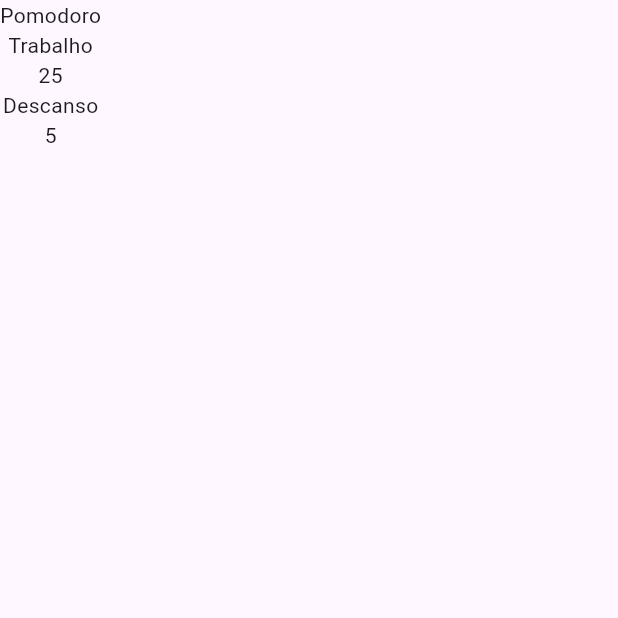
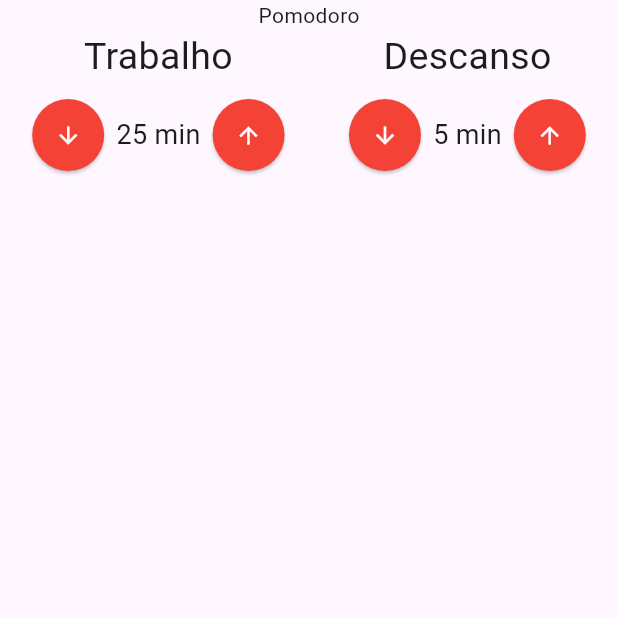
Before and after one commit to Souza83/pomodoro, a Flutter app: the screen it shows after launch, on a phone screen of 412 x 824 dp, the top half of it. Run offline on Flutter 3.47's test engine with Material 3 defaults, Android fonts, the phone set to English and light mode, and no system bars; our stand-ins replace mobx; generated files the repository leaves out were written again.

Commit message:
Componente EntradaTempo

```diff
--- a/lib/components/EntradaTempo.dart
+++ b/lib/components/EntradaTempo.dart
@@ -7,15 +7,56 @@ class EntradaTempo extends StatelessWidget {
   const EntradaTempo({
     required this.titulo,
     required this.valor,
-     super.key,
+    super.key,
   });
 
   @override
   Widget build(BuildContext context) {
     return Column(
+      crossAxisAlignment: CrossAxisAlignment.center,
       children: [
-        Text(titulo),
-        Text('$valor'),
+        Text(
+          titulo,
+          style: const TextStyle(
+            fontSize: 25
+          ),
+        ),
+        const SizedBox(height: 10),
+        Row(
+          mainAxisAlignment: MainAxisAlignment.center,
+          children: [
+            ElevatedButton(
+              onPressed: () {},
+              child: Icon(
+                Icons.arrow_downward,
+                color: Colors.white,
+              ),
+              style: ElevatedButton.styleFrom(
+                shape: const CircleBorder(),
+                padding: const EdgeInsets.all(15),
+                primary: Colors.red,
+              ),
+            ),
+            Text(
+              '$valor min',
+              style: const TextStyle(
+                fontSize: 18,
+              ),
+            ),
+            ElevatedButton(
+              onPressed: () {},
+              child: const Icon(
+                Icons.arrow_upward,
+                color: Colors.white,
+              ),
+              style: ElevatedButton.styleFrom(
+                shape: CircleBorder(),
+                padding: EdgeInsets.all(15),
+                primary: Colors.red,
+              ),
+            ),
+          ],
+        )
       ],
     );
   }
--- a/lib/pages/Pomodoro.dart
+++ b/lib/pages/Pomodoro.dart
@@ -6,10 +6,13 @@ class Pomodoro extends StatelessWidget {
 
   @override
   Widget build(BuildContext context) {
-    return Scaffold(
+    return const Scaffold(
       body: Column(
-        children: const [
+        children: [
           Text('Pomodoro'),
+          Row(
+            mainAxisAlignment: MainAxisAlignment.spaceAround,
+            children: [
               EntradaTempo(
                 titulo: 'Trabalho',
                 valor: 25,
@@ -17,6 +20,8 @@ class Pomodoro extends StatelessWidget {
               EntradaTempo(
                 titulo: 'Descanso',
                 valor: 5,
+              )
+            ],
           ),
         ],
       ),
```
Lines whose indentation alone changed are shown as unchanged.
